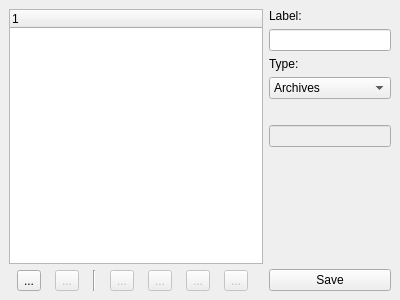
First picture: the form in BartleBlog/ui/menu_config.ui, repository ralsina/ra-blog, before the edit.
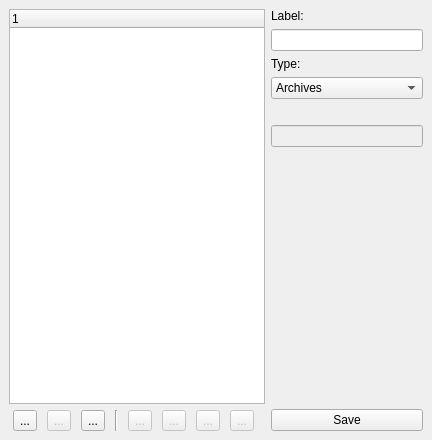
Second picture: the form after the edit. Icons and pictures are not drawn.

Commit message:
* Focus on label editor when editing an item
* Save / Load encoded as JSON (looks nice and hip ;-)

```diff
--- a/BartleBlog/ui/menu_config.ui
+++ b/BartleBlog/ui/menu_config.ui
@@ -5,8 +5,8 @@
    <rect>
     <x>0</x>
     <y>0</y>
-    <width>400</width>
-    <height>300</height>
+    <width>432</width>
+    <height>440</height>
    </rect>
   </property>
   <property name="windowTitle" >
@@ -61,6 +61,16 @@
          </property>
         </widget>
        </item>
+       <item>
+        <widget class="QToolButton" name="preview" >
+         <property name="text" >
+          <string>...</string>
+         </property>
+         <property name="icon" >
+          <iconset resource="icons.qrc" >:/icons/icons/preview.svg</iconset>
+         </property>
+        </widget>
+       </item>
        <item>
         <widget class="Line" name="line" >
          <property name="orientation" >
@@ -214,7 +224,7 @@
        <property name="sizeHint" >
         <size>
          <width>122</width>
-         <height>51</height>
+         <height>41</height>
         </size>
        </property>
       </spacer>
```
The commit also changes 3 other files.
